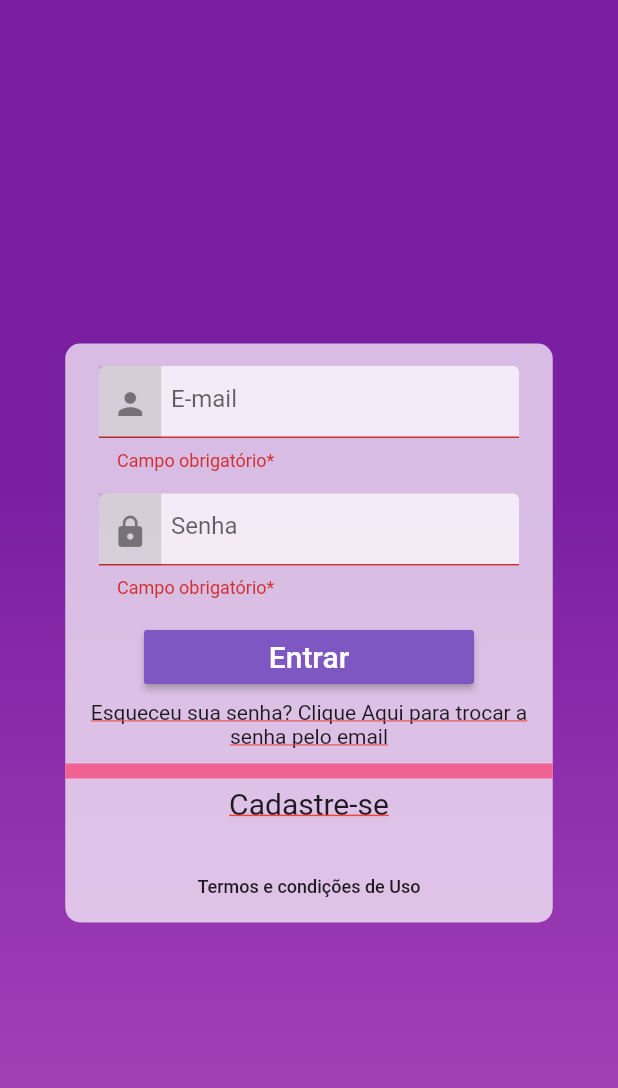
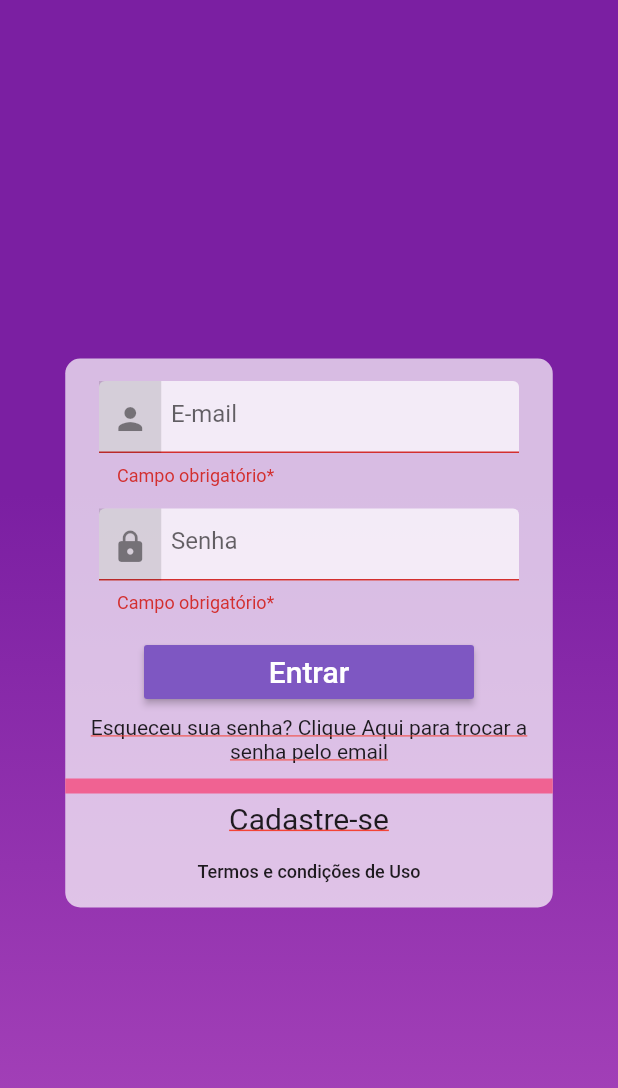
Before and after one commit to murilinhoPs/firebase_test_app, a Flutter app: the screen it shows after launch, after a tap on "Entrar", on a phone screen of 412 x 824 dp. Shown: the top 1088 px of the screen. Run offline on Flutter 3.47's test engine with Material 2 defaults, Android fonts, the phone set to English and light mode, and no system bars; our stand-ins replace firebase_auth; accounts and stored records are empty.

Commit message:
tudo explicado

```diff
--- a/lib/main.dart
+++ b/lib/main.dart
@@ -28,25 +28,31 @@ class LoginScreen extends StatefulWidget {
   State<StatefulWidget> createState() => _LoginScreenState();
 }
 
-// São os estados que vão ser mudados
+// São os estados que vão mudar
 class _LoginScreenState extends State<LoginScreen> {
-  // variaveis padrão que são usadas nessa classe
+  // form state para o widget Form, para poder administrar dados/propriedades dos Form fields.
+  // como salvar o estado deles, verificar se é valido o input...
   final GlobalKey<FormState> _formKey = GlobalKey<FormState>();
+
   final GlobalKey<ScaffoldState> _scaffoldKey = GlobalKey<ScaffoldState>();
+
+  // Strings separadas para eu poder mexer nelas depois
   String _email, _password, _errorMessage;
   // contagem de error
   int error = 4;
-  // so vai detectar o erro quando ela for true, para detectar um tipo de erro e nao todos
+  // so vai detectar o erro de autenticação quando ela for true, tenho um arquivo .txt explicando melhor como
+  // era para ela funcionar
   bool detectarErro = false;
-// variaveis do Firebase (Google Firebase)
+  // variaveis do Firebase (Google Firebase)
   FirebaseUser user;
 
-// variaveis do gradient do background do menu
+  // variaveis do gradient do background do menu
   Color gradientStart = Colors.purple[700];
   Color gradientFinal = Colors.purple[400];
 
-// Métodos
+  // Métodos
 
+// método para entrar no link (que é o termos e condiçoes de uso)
   Future<void> launchUrl() async {
     String url = 'http://epistemic.com.br/';
     if (await canLaunch(url)) {
@@ -177,6 +183,7 @@ class _LoginScreenState extends State<LoginScreen> {
         ]));
   }
 
+  //Widget do estilo da UI, o fundo branco com os inputFields, botão de entrar e textos com hyperlinks
   Widget uIElementsTree(BuildContext context) {
     // armazena toda a Ui, o fundo branco, os textos e os InputFields
     return Form(
@@ -190,6 +197,7 @@ class _LoginScreenState extends State<LoginScreen> {
             mainAxisSize: MainAxisSize.min,
             //crossAxisAlignment: CrossAxisAlignment.center,
             children: <Widget>[
+              // d
               Container(
                   // emailInput
                   width: 280,
@@ -202,7 +210,7 @@ class _LoginScreenState extends State<LoginScreen> {
                   child: passwordTextInput(context)),
               Container(
                   // Login Button
-                  width: 220,
+                  width: 220, // tamanho do botao
                   padding: EdgeInsets.only(top: 15),
                   child: RaisedButton(
                       color: Colors.deepPurple[400],
@@ -212,10 +220,15 @@ class _LoginScreenState extends State<LoginScreen> {
                       ),
                       onPressed: () {
                         if (detectarErro) {
-                          // inicializar que deu erro, para poder chamar de outro lugar o void e não dar erro.
+                          // indicar que o usuário errou a senha 1*
+                          // 1* tem um erro nessa parte, de que depois que errou a senha duas vezes
+                          // a parte do FirebaseAuth não funciona mais, mesmo no final eu mudando
+                          // a variavel detectar erro para false
                           errorCallback();
+                        } else if (!detectarErro) {
+                          signIn(); // se nao puder detectar erro, faz login. Mas só funciona errando
+                          // apenar uma vez a senha
                         }
-                        signIn();
                         detectarErro = false;
                       })),
               Container(
@@ -225,7 +238,7 @@ class _LoginScreenState extends State<LoginScreen> {
                   onTap: () {
                     //_esqueciMinhaSenha();
                     FirebaseAuth.instance.sendPasswordResetEmail(email: _email);
-                    _showSnackBarConfirmation();
+                    _showSnackBarConfirmation(); // mostrar alerta que o usuario recebeu um email para resetar a senha
                   },
                   child: Text(
                     'Esqueceu sua senha? Clique Aqui para trocar a senha pelo email',
@@ -243,7 +256,7 @@ class _LoginScreenState extends State<LoginScreen> {
               ),
               Container(
                 // Link Cadastre-se
-                padding: EdgeInsets.only(bottom: 20, top: 5),
+                padding: EdgeInsets.only(top: 5),
                 child: GestureDetector(
                     onTap: () {
                       //Navigator.pushNamed(context, '/singUp');
@@ -267,13 +280,16 @@ class _LoginScreenState extends State<LoginScreen> {
                   'Termos e condições de Uso',
                   style: TextStyle(fontSize: 12),
                 ),
-                onPressed: () {launchUrl();},
+                onPressed: () {
+                  launchUrl();
+                },
               )
             ],
           ),
         ));
   }
 
+  // Widget do inputField do email, tudo que gerenciei nele
   Widget emailTextInput(BuildContext context) {
     // elementos e propriedades do InputField do e-mail
     return TextFormField(
@@ -311,6 +327,7 @@ class _LoginScreenState extends State<LoginScreen> {
     );
   }
 
+  // Widget do inputField da senha, tudo que gerenciei nele
   Widget passwordTextInput(BuildContext context) {
     // elementos e propriedades do InputField do e-mail
     String displayMessage; // mensagem que vai mostrar se deu erro
```
Also changed, not shown: lib/Scenes/signUp.dart (+36 -16 lines), lib/Scenes/ForgotPass.dart (deleted).
